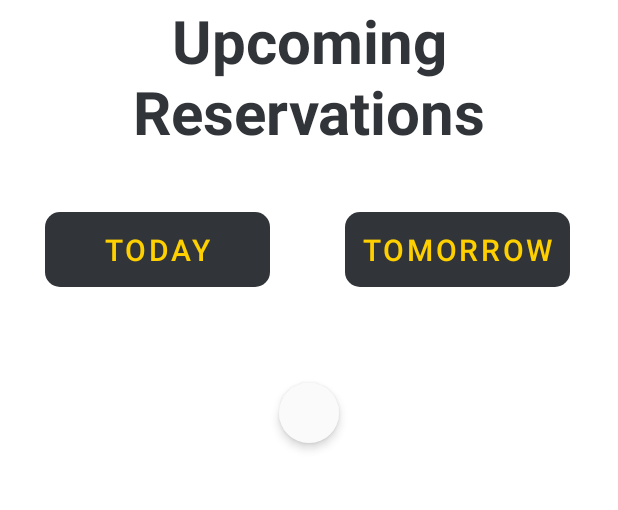
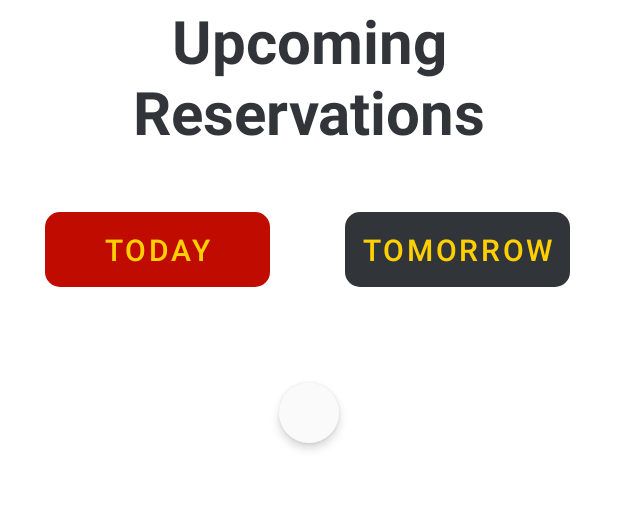
Before and after one commit to jjaguirr/MyUSCRecApp, an Android app: the UpcomingReservations screen opened directly, with no data from a screen before it, on a phone screen of 412 x 824 dp, the part 237-747 px from its top. Run offline under Robolectric (Android 15) with nearby library versions, the light colour scheme and no system bars; our stand-ins replace Firebase (no records; nobody signed in at launch, a user with empty details on screens opened directly); 2 statements that could not run were skipped.

Commit message:
chloe: changed colors of buttons

```diff
--- a/app/src/main/res/layout/activity_booking_page.xml
+++ b/app/src/main/res/layout/activity_booking_page.xml
@@ -45,7 +45,7 @@
             android:layout_width="150dp"
             android:layout_height="50sp"
             android:layout_marginStart="30sp"
-            android:background="@drawable/timeslot_full_background"
+            android:background="@drawable/timeslot_book_background"
             android:text="@string/today"
             android:textColor="#ffd000"
             android:textSize="20sp"
--- a/app/src/main/res/layout/activity_upcoming_page.xml
+++ b/app/src/main/res/layout/activity_upcoming_page.xml
@@ -46,7 +46,7 @@
             android:layout_width="150dp"
             android:layout_height="50sp"
             app:backgroundTint="@null"
-            android:background="@drawable/timeslot_full_background"
+            android:background="@drawable/timeslot_book_background"
             android:text="@string/today"
             android:textColor="#ffd000"
             android:textSize="20sp" />
```
